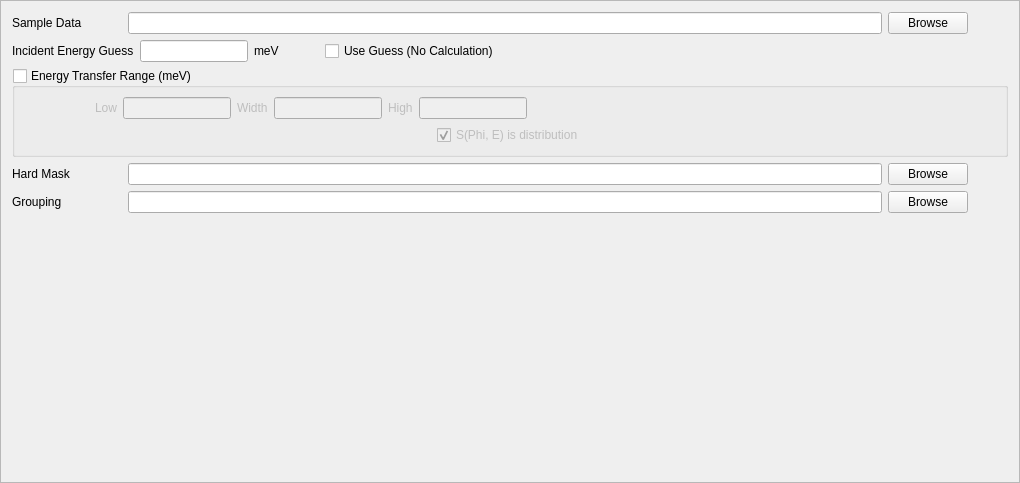
The window that Code/Mantid/scripts/Interface/ui/inelastic/dgs_sample_setup.ui (mantidproject/mantid) describes before a commit, drawn with Qt 5.
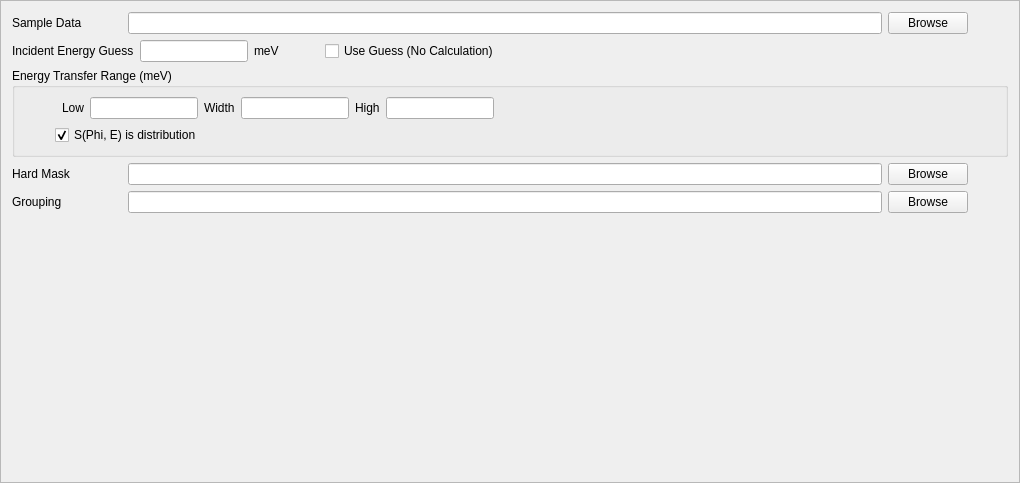
The same window after the commit.

The edit to the form file:
```diff
--- a/Code/Mantid/scripts/Interface/ui/inelastic/dgs_sample_setup.ui
+++ b/Code/Mantid/scripts/Interface/ui/inelastic/dgs_sample_setup.ui
@@ -139,7 +139,7 @@
       <string>Energy Transfer Range (meV)</string>
      </property>
      <property name="checkable">
-      <bool>true</bool>
+      <bool>false</bool>
      </property>
      <property name="checked">
       <bool>false</bool>
@@ -149,9 +149,15 @@
        <layout class="QHBoxLayout" name="horizontalLayout_6">
         <item>
          <widget class="QLabel" name="etr_low_label">
+          <property name="sizePolicy">
+           <sizepolicy hsizetype="Preferred" vsizetype="Preferred">
+            <horstretch>0</horstretch>
+            <verstretch>0</verstretch>
+           </sizepolicy>
+          </property>
           <property name="minimumSize">
            <size>
-            <width>93</width>
+            <width>60</width>
             <height>0</height>
            </size>
           </property>
@@ -225,17 +231,17 @@
       <item>
        <layout class="QHBoxLayout" name="horizontalLayout_3">
         <item>
-         <spacer name="horizontalSpacer_8">
-          <property name="orientation">
-           <enum>Qt::Horizontal</enum>
-          </property>
-          <property name="sizeHint" stdset="0">
+         <widget class="QLabel" name="label">
+          <property name="minimumSize">
            <size>
-            <width>40</width>
-            <height>20</height>
+            <width>25</width>
+            <height>0</height>
            </size>
           </property>
-         </spacer>
+          <property name="text">
+           <string/>
+          </property>
+         </widget>
         </item>
         <item>
          <widget class="QCheckBox" name="et_is_distribution_cb">
```
